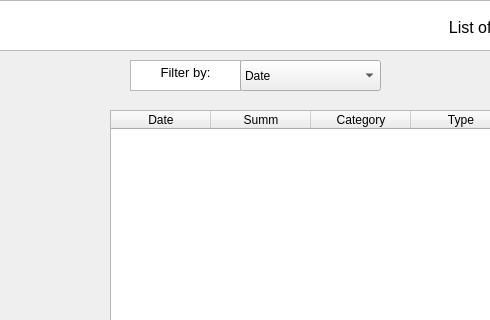
Above: Main_window.ui from Syrkery/cost_accounting_system before the change; both pictures show x 0 to 490 and y 0 to 320 of the 1037 by 699 pixel window. Below: the same form after it.
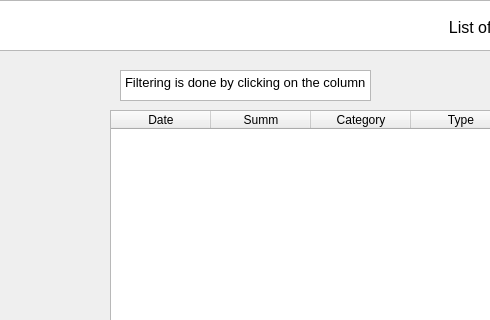
That is the form after the change.

Commit message: изменил концепцию фильтрации

```diff
--- a/Main_window.ui
+++ b/Main_window.ui
@@ -35,9 +35,9 @@
    <widget class="QTextBrowser" name="textBrowser_7">
     <property name="geometry">
      <rect>
-      <x>130</x>
-      <y>60</y>
-      <width>111</width>
+      <x>120</x>
+      <y>70</y>
+      <width>251</width>
       <height>31</height>
      </rect>
     </property>
@@ -49,47 +49,9 @@
 &lt;html&gt;&lt;head&gt;&lt;meta name=&quot;qrichtext&quot; content=&quot;1&quot; /&gt;&lt;style type=&quot;text/css&quot;&gt;
 p, li { white-space: pre-wrap; }
 &lt;/style&gt;&lt;/head&gt;&lt;body style=&quot; font-family:'MS Shell Dlg 2'; font-size:8.25pt; font-weight:400; font-style:normal;&quot;&gt;
-&lt;p align=&quot;center&quot; style=&quot; margin-top:0px; margin-bottom:0px; margin-left:0px; margin-right:0px; -qt-block-indent:0; text-indent:0px;&quot;&gt;&lt;span style=&quot; font-size:10pt;&quot;&gt;Filter by:&lt;/span&gt;&lt;/p&gt;&lt;/body&gt;&lt;/html&gt;</string>
+&lt;p style=&quot; margin-top:0px; margin-bottom:0px; margin-left:0px; margin-right:0px; -qt-block-indent:0; text-indent:0px;&quot;&gt;&lt;span style=&quot; font-size:10pt;&quot;&gt;Filtering is done by clicking on the column&lt;/span&gt;&lt;/p&gt;&lt;/body&gt;&lt;/html&gt;</string>
     </property>
    </widget>
-   <widget class="QComboBox" name="filter">
-    <property name="geometry">
-     <rect>
-      <x>240</x>
-      <y>60</y>
-      <width>141</width>
-      <height>31</height>
-     </rect>
-    </property>
-    <property name="cursor">
-     <cursorShape>PointingHandCursor</cursorShape>
-    </property>
-    <item>
-     <property name="text">
-      <string>Date</string>
-     </property>
-    </item>
-    <item>
-     <property name="text">
-      <string>Summ(more to less)</string>
-     </property>
-    </item>
-    <item>
-     <property name="text">
-      <string>Summ(less to more)</string>
-     </property>
-    </item>
-    <item>
-     <property name="text">
-      <string>Category(alphabet)</string>
-     </property>
-    </item>
-    <item>
-     <property name="text">
-      <string>Type</string>
-     </property>
-    </item>
-   </widget>
    <widget class="QPushButton" name="add_transaction">
     <property name="geometry">
      <rect>
```
